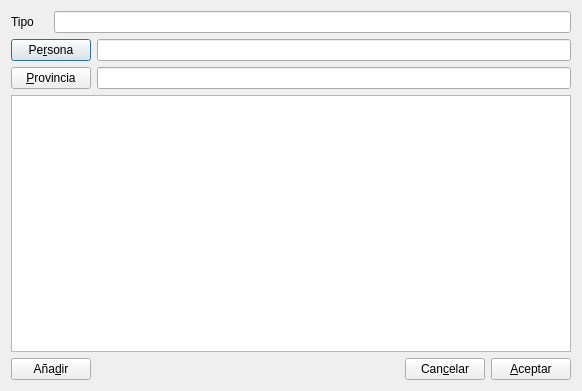
First picture: the form in gui/dlgaprobacionesentrada.ui, repository rogorido/qtpredicadores, before the edit.
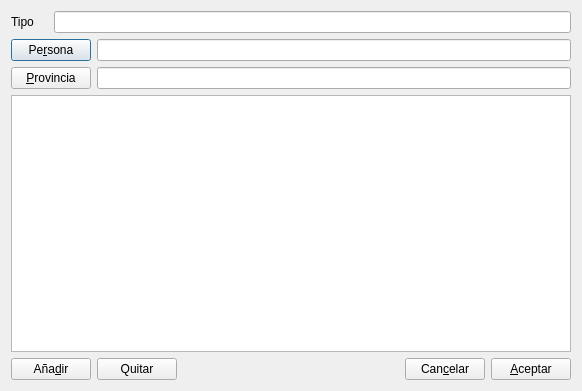
Second picture: the form after the edit.

Commit message: Form dlgAprobacionesEntrada ya está operativo

```diff
--- a/gui/dlgaprobacionesentrada.ui
+++ b/gui/dlgaprobacionesentrada.ui
@@ -60,6 +60,13 @@
        </property>
       </widget>
      </item>
+     <item>
+      <widget class="QPushButton" name="btQuitarAprobacion">
+       <property name="text">
+        <string>Quitar</string>
+       </property>
+      </widget>
+     </item>
      <item>
       <spacer name="horizontalSpacer">
        <property name="orientation">
```
The commit also changes 4 other files.
